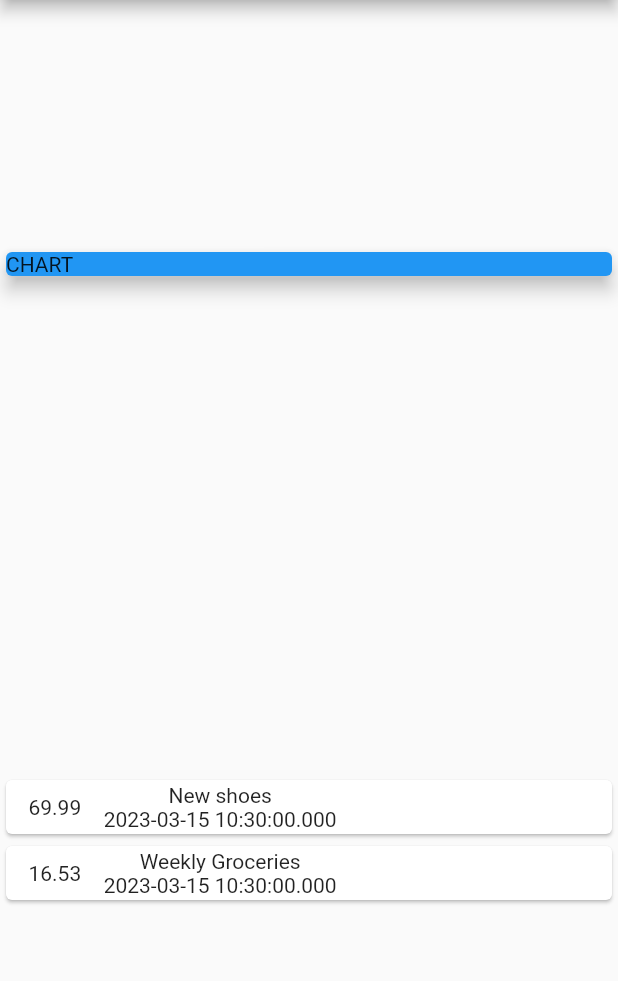
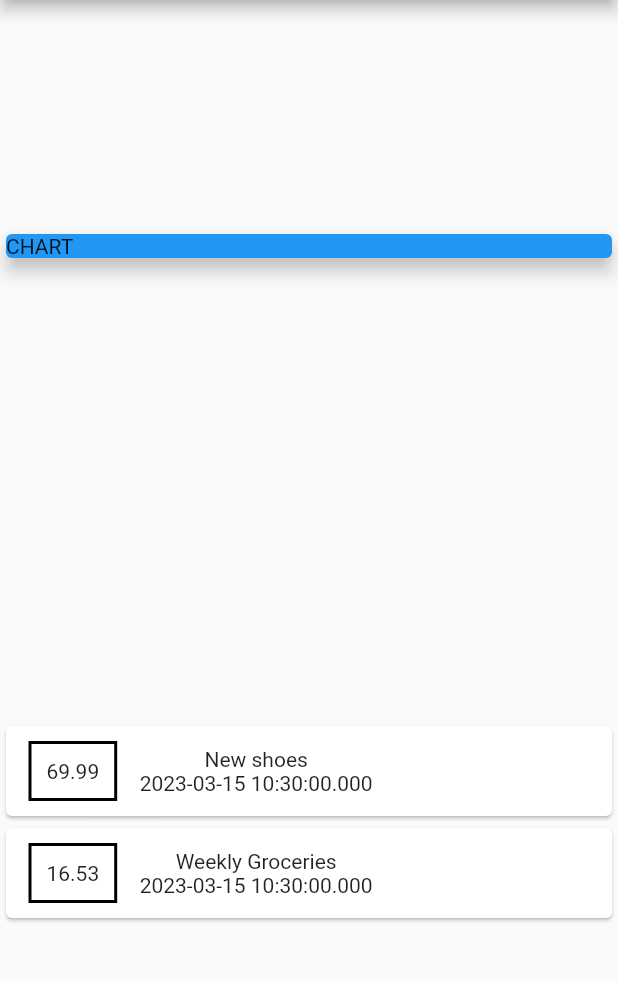
Before and after one commit to jakubit0/Expense-Planner-, a Flutter app: the screen it shows after launch, on a phone screen of 412 x 824 dp, the part 84-1065 px from its top. Run offline on Flutter 3.47's test engine with Material 2 defaults, Android fonts, the phone set to English and light mode, and no system bars.

Commit message:
added border

```diff
--- a/expense_planner/lib/main.dart
+++ b/expense_planner/lib/main.dart
@@ -75,6 +75,13 @@ class _MyHomePageState extends State<MyHomePage> {
                         margin: const EdgeInsets.symmetric(
                           vertical: 10,
                           horizontal: 15),
+                          decoration: BoxDecoration(
+                            border: Border.all(
+                              color: Colors.black,
+                              width: 2
+                              ),
+                              ),
+                              padding: const EdgeInsets.all(10),
                         child: Text(tx.amount.toString()
                         ),
                       ),
```
